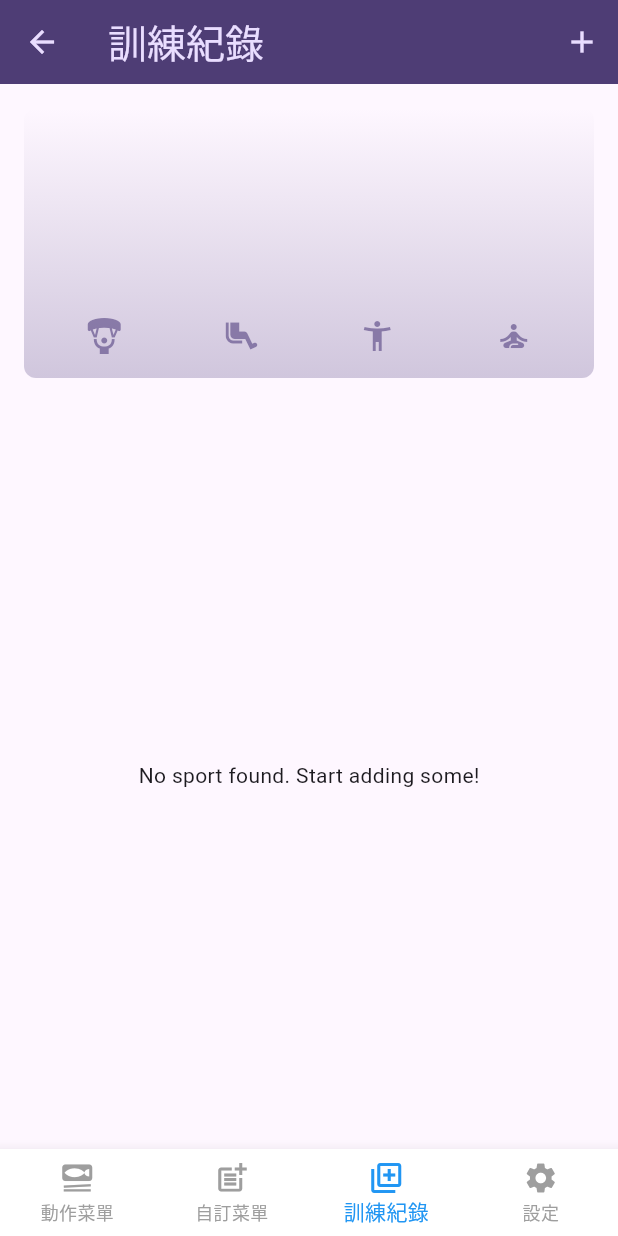
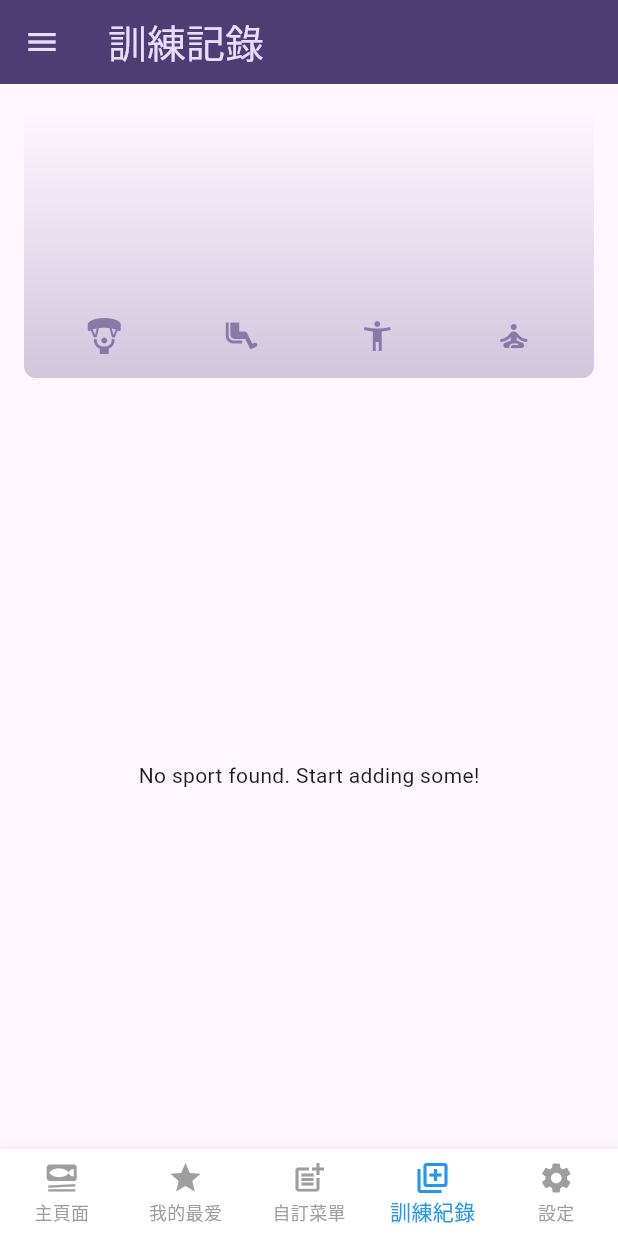
Before and after one commit to live7086/mvp_one, a Flutter app: the TabsScreen screen opened directly, item 4 of the bottom bar chosen, on a phone screen of 412 x 824 dp. Run offline on Flutter 3.47's test engine with Material 3 defaults, Android fonts, the phone set to English and light mode, and no system bars; our stand-ins replace camera, carousel_slider, firebase_auth, firebase_core, firebase_database, flutter_tts and 4 more; missing offline and left inert: google_ml_kit; accounts and stored records are empty; network calls fail.

Commit message:
tabs 改名為 allMainPages 所有主要頁面皆在此被呼叫 底下導航列修改完成

```diff
--- a/lib/User_menu_style.dart
+++ b/lib/User_menu_style.dart
@@ -1,7 +1,7 @@
 import 'package:flutter/material.dart';
 import 'package:mvp_one/User_menu.dart';
 import 'package:mvp_one/model.dart';
-import 'package:mvp_one/screens/tabs.dart';
+import 'package:mvp_one/screens/allMainPages.dart';
 import 'package:mvp_one/search.dart';
 import 'package:mvp_one/slidePageAnimation.dart';
 import 'package:mvp_one/posePage.dart';
--- a/lib/route.dart
+++ b/lib/route.dart
@@ -14,7 +14,7 @@ import 'model.dart';
 import 'sign/signin.dart';
 import 'sign/signup.dart';
 import 'sign/home.dart';
-import 'screens/tabs.dart';
+import 'screens/allMainPages.dart';
 
 class AppRoutes {
   static const String home = '/';
--- a/lib/screens/tabs.dart
+++ b/lib/screens/allMainPages.dart
@@ -66,31 +66,9 @@ class _TabsScreenState extends State<TabsScreen> {
   }
 
   void _selectPage(int index) {
-    switch (index) {
-      case 2:
-        Navigator.of(context).push(MaterialPageRoute(
-          builder: (context) => CustomizeMenuPage(uid: widget.uid),
-        ));
-        break;
-      case 3:
-        Navigator.of(context).push(MaterialPageRoute(
-          builder: (context) => Expenses(
-            uid: widget.uid,
-          ),
-        ));
-        break;
-      case 4:
-        // 由于我们已经确保了 TabsScreen 接收了 uid，我们可以直接使用 widget.uid
-        Navigator.of(context).push(MaterialPageRoute(
-          builder: (context) => UserInformationPage(uid: widget.uid),
-        ));
-        break;
-      default:
     setState(() {
       _selectedPageIndex = index;
     });
-        break;
-    }
   }
 
   void _setScreen(String identifier) async {
@@ -143,18 +121,36 @@ class _TabsScreenState extends State<TabsScreen> {
       return true;
     }).toList();
 
-    Widget activePage = CategoriesScreen(
+    Widget activePage = Container();
+    var activePageTitle = '';
+
+    switch (_selectedPageIndex) {
+      case 0:
+        activePage = CategoriesScreen(
           onToggleFavorite: _toggleMealFavoriteStatus,
           availableMeals: availableMeals,
         );
-    var activePageTitle = 'categories';
-
-    if (_selectedPageIndex == 1) {
+        activePageTitle = '主頁面';
+        break;
+      case 1:
         activePage = MealsScreen(
           meals: _favoriteMeals,
           onToggleFavorite: _toggleMealFavoriteStatus,
         );
-      activePageTitle = 'Your Favorites';
+        activePageTitle = '我的最愛';
+        break;
+      case 2:
+        activePage = CustomizeMenuPage(uid: widget.uid);
+        activePageTitle = '自訂菜單';
+        break;
+      case 3:
+        activePage = Expenses(uid: widget.uid);
+        activePageTitle = '訓練記錄';
+        break;
+      case 4:
+        activePage = UserInformationPage(uid: widget.uid);
+        activePageTitle = '設定';
+        break;
     }
 
     return MemoryProvider(
@@ -177,11 +173,11 @@ class _TabsScreenState extends State<TabsScreen> {
           items: const [
             BottomNavigationBarItem(
               icon: Icon(Icons.set_meal),
-              label: '動作菜單',
+              label: '主頁面',
             ),
             BottomNavigationBarItem(
               icon: Icon(Icons.star),
-              label: '我的最愛',
+              label: '我的最爱',
             ),
             BottomNavigationBarItem(
               icon: Icon(Icons.post_add),
--- a/lib/widget_expense/expenses.dart
+++ b/lib/widget_expense/expenses.dart
@@ -2,7 +2,7 @@ import 'package:firebase_database/firebase_database.dart';
 import 'package:flutter/material.dart';
 import 'package:mvp_one/customize_menu/cus_menu.dart';
 import 'package:mvp_one/models/meal.dart';
-import 'package:mvp_one/screens/tabs.dart';
+import 'package:mvp_one/screens/allMainPages.dart';
 import 'package:mvp_one/user/UserInformationPage.dart';
 import 'package:mvp_one/widget_expense/chart/chart.dart';
 import 'package:mvp_one/widget_expense/expenses_list/expenses_list.dart';
@@ -59,12 +59,13 @@ class _ExpensesState extends State<Expenses> {
       });
     }
 
+    if (mounted) {
       setState(() {
         _registeredExpenses = expenses;
       });
     }
+  }
 
-  // ignore: unused_element
   void _openAddExpenseOverlay() {
     showModalBottomSheet(
       isScrollControlled: true,
@@ -78,16 +79,20 @@ class _ExpensesState extends State<Expenses> {
   }
 
   void _addExpense(Expense expense) {
+    if (mounted) {
       setState(() {
         _registeredExpenses.add(expense);
       });
     }
+  }
 
   void _removeExpense(Expense expense) {
     final ExpenseIndex = _registeredExpenses.indexOf(expense);
+    if (mounted) {
       setState(() {
         _registeredExpenses.remove(expense);
       });
+    }
     ScaffoldMessenger.of(context).clearSnackBars();
     ScaffoldMessenger.of(context).showSnackBar(
       SnackBar(
@@ -96,9 +101,11 @@ class _ExpensesState extends State<Expenses> {
         action: SnackBarAction(
           label: 'Undo',
           onPressed: () {
+            if (mounted) {
               setState(() {
                 _registeredExpenses.insert(ExpenseIndex, expense);
               });
+            }
           },
         ),
       ),
@@ -127,7 +134,6 @@ class _ExpensesState extends State<Expenses> {
         ));
         break;
       case 3:
-        // 由于我们已经确保了 TabsScreen 接收了 uid，我们可以直接使用 widget.uid
         Navigator.of(context).push(MaterialPageRoute(
           builder: (context) => UserInformationPage(uid: widget.uid),
         ));
@@ -154,13 +160,6 @@ class _ExpensesState extends State<Expenses> {
     }
 
     return Scaffold(
-      appBar: AppBar(
-        title: const Text('訓練紀錄'),
-        actions: [
-          IconButton(
-              onPressed: _openAddExpenseOverlay, icon: const Icon(Icons.add))
-        ],
-      ),
       body: Column(
         children: [
           Chart(expenses: _registeredExpenses),
@@ -169,32 +168,12 @@ class _ExpensesState extends State<Expenses> {
           ),
         ],
       ),
-      bottomNavigationBar: BottomNavigationBar(
-        onTap: _selectPage,
-        currentIndex: _selectedPageIndex,
-        backgroundColor: Colors.white,
-        selectedItemColor: Colors.blue,
-        unselectedItemColor: Colors.grey,
-        type: BottomNavigationBarType.fixed,
-        items: const [
-          BottomNavigationBarItem(
-            icon: Icon(Icons.set_meal),
-            label: '動作菜單',
-          ),
-          BottomNavigationBarItem(
-            icon: Icon(Icons.post_add),
-            label: '自訂菜單',
-          ),
-          BottomNavigationBarItem(
-            icon: Icon(Icons.my_library_add_outlined),
-            label: '訓練紀錄',
-          ),
-          BottomNavigationBarItem(
-            icon: Icon(Icons.settings),
-            label: '設定',
-          ),
-        ],
-      ),
     );
   }
+
+  @override
+  void dispose() {
+    // 在這裡取消訂閱或停止任何計時器或動畫
+    super.dispose();
   }
+}
```
Also changed, not shown: lib/customize_menu/cus_menu.dart (+1 -33 lines), lib/sign/signin.dart (+14 -14 lines), lib/user/UserInformationPage.dart (+16 -30 lines), pubspec.lock. Lines whose indentation alone changed are shown as unchanged.
